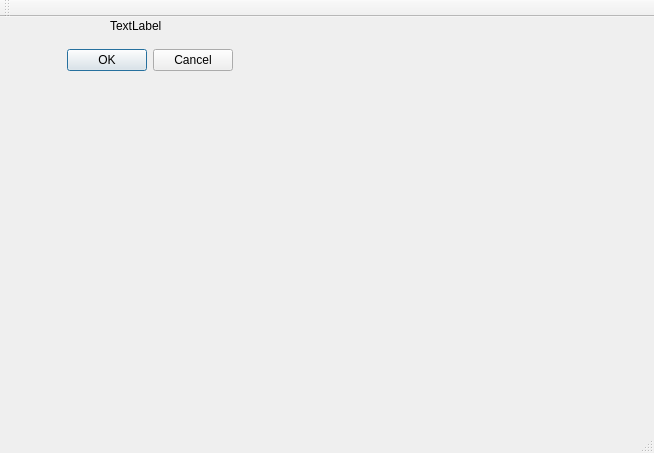
Qt form mainwindow.ui (SomethingElese18878/myMoneyJournal) before a commit.
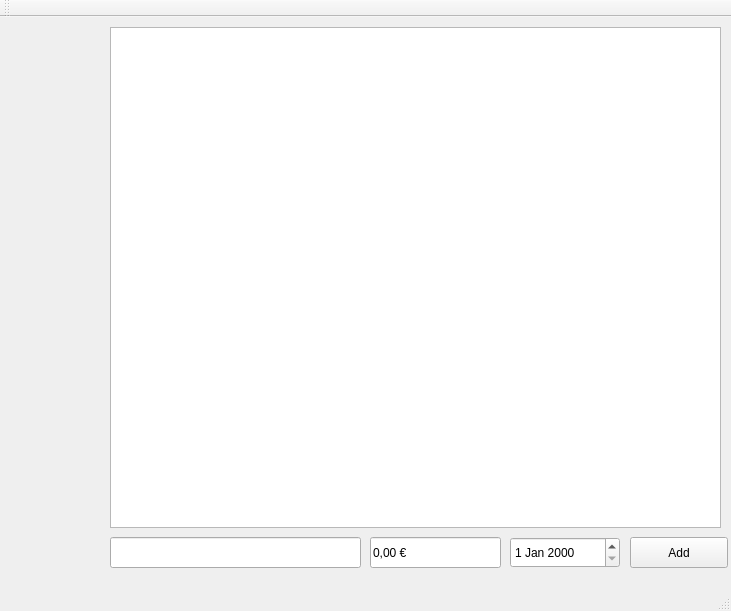
The same form after that commit.

Commit message: reworked program: start to make an finance helper, which helps to manager youre money

```diff
--- a/mainwindow.ui
+++ b/mainwindow.ui
@@ -6,40 +6,78 @@
    <rect>
     <x>0</x>
     <y>0</y>
-    <width>654</width>
-    <height>453</height>
+    <width>731</width>
+    <height>611</height>
    </rect>
   </property>
   <property name="windowTitle">
    <string>MainWindow</string>
   </property>
   <widget class="QWidget" name="centralWidget">
-   <widget class="QDialogButtonBox" name="buttonBox">
+   <widget class="QPushButton" name="addList">
     <property name="geometry">
      <rect>
-      <x>50</x>
-      <y>30</y>
-      <width>183</width>
-      <height>27</height>
+      <x>630</x>
+      <y>520</y>
+      <width>98</width>
+      <height>31</height>
      </rect>
     </property>
-    <property name="standardButtons">
-     <set>QDialogButtonBox::Cancel|QDialogButtonBox::Ok</set>
+    <property name="text">
+     <string>Add</string>
     </property>
    </widget>
-   <widget class="QLabel" name="lblShowBtnText">
+   <widget class="QLineEdit" name="lineEditDescription">
     <property name="geometry">
      <rect>
       <x>110</x>
-      <y>0</y>
-      <width>66</width>
-      <height>17</height>
+      <y>520</y>
+      <width>251</width>
+      <height>31</height>
      </rect>
     </property>
     <property name="text">
-     <string>TextLabel</string>
+     <string/>
     </property>
    </widget>
+   <widget class="QDateEdit" name="dateEdit">
+    <property name="geometry">
+     <rect>
+      <x>510</x>
+      <y>520</y>
+      <width>110</width>
+      <height>31</height>
+     </rect>
+    </property>
+   </widget>
+   <widget class="QLineEdit" name="lineEditPrice">
+    <property name="geometry">
+     <rect>
+      <x>370</x>
+      <y>520</y>
+      <width>131</width>
+      <height>31</height>
+     </rect>
+    </property>
+    <property name="text">
+     <string>0,00 €</string>
+    </property>
+   </widget>
+   <widget class="QTableWidget" name="tableWidgetBooking">
+    <property name="geometry">
+     <rect>
+      <x>110</x>
+      <y>10</y>
+      <width>611</width>
+      <height>501</height>
+     </rect>
+    </property>
+   </widget>
+   <zorder>addList</zorder>
+   <zorder>dateEdit</zorder>
+   <zorder>lineEditPrice</zorder>
+   <zorder>lineEditDescription</zorder>
+   <zorder>tableWidgetBooking</zorder>
   </widget>
   <widget class="QMenuBar" name="menuBar">
    <property name="geometry">
```
Left out of the diff: 5 changed lines with no effect on the pictures. The commit also changes 2 other files.
